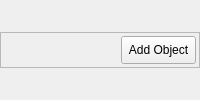
This is Code/Tools/SceneAPI/SceneUI/RowWidgets/ManifestVectorWidget.ui in o3de/o3de as Qt 5 draws it before an edit. The edited form follows.
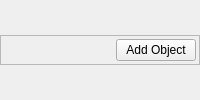
This is the edited form.

Commit message: Flatten the missing styles of the Editor and tools, at the Oct 28 cost

Patch:
```diff
--- a/Code/Tools/SceneAPI/SceneUI/RowWidgets/ManifestVectorWidget.ui
+++ b/Code/Tools/SceneAPI/SceneUI/RowWidgets/ManifestVectorWidget.ui
@@ -75,9 +75,6 @@
         </item>
         <item>
          <widget class="QPushButton" name="m_addObjectButton">
-          <property name="styleSheet">
-           <string notr="true">padding: 6px;</string>
-          </property>
           <property name="text">
            <string>Add Object</string>
           </property>
```
The commit also changes 437 other files.
